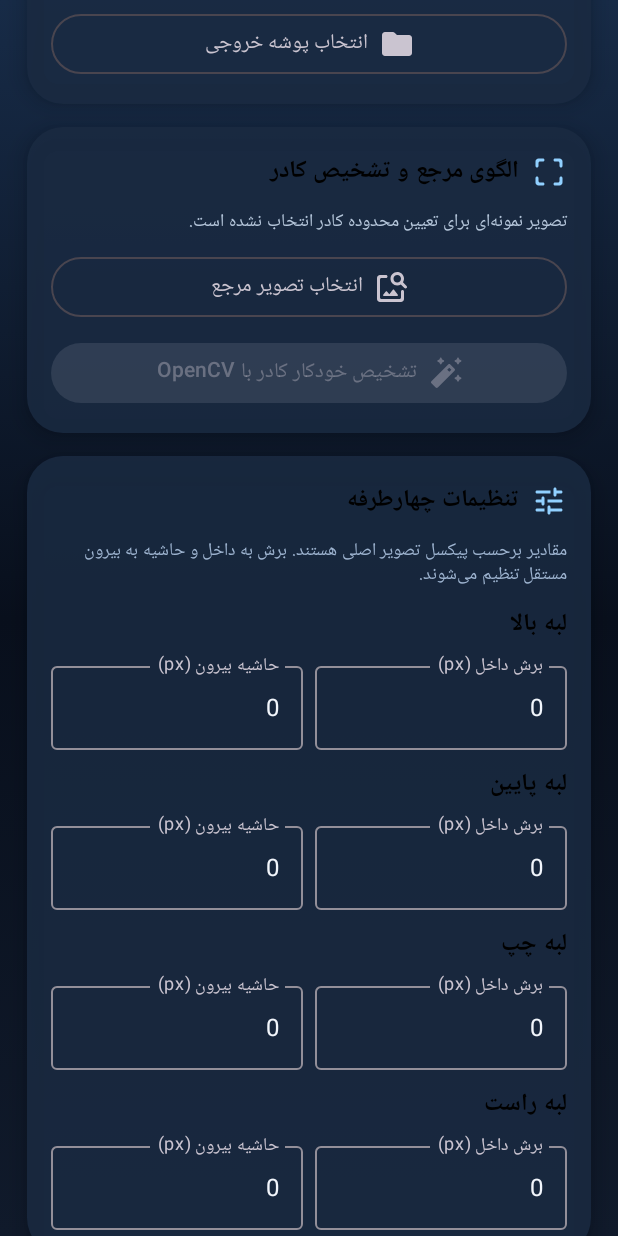
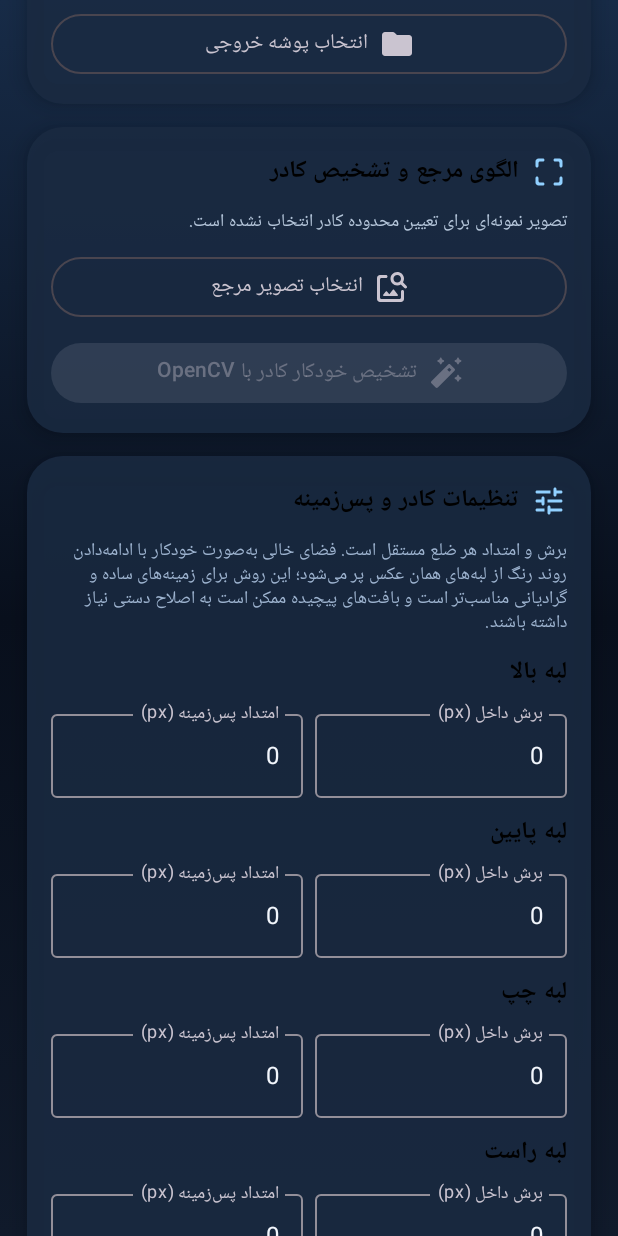
Before and after one commit to Ahmadreza82m/photo-fram-Stoudio, an Android app built with Jetpack Compose: the screen it shows after launch (MainActivity), scrolled down 576 dp, on a phone screen of 412 x 824 dp. Run offline under Robolectric (Android 15) with nearby library versions, the phone set to English and light mode, and no system bars.

Commit message:
Explain automatic background extension in editor

```diff
--- a/app/src/main/java/com/photoframe/studio/ui/PhotoFrameApp.kt
+++ b/app/src/main/java/com/photoframe/studio/ui/PhotoFrameApp.kt
@@ -159,8 +159,8 @@ fun PhotoFrameApp(vm: StudioViewModel = viewModel()) {
                     }
                     item {
                         GlassCard {
-                            SectionHeading("تنظیمات چهارطرفه", Icons.Rounded.Tune)
-                            Text("مقادیر برحسب پیکسل تصویر اصلی هستند. برش به داخل و حاشیه به بیرون مستقل تنظیم می‌شوند.", color = Color(0xFF9EB4D0), style = MaterialTheme.typography.bodySmall)
+                            SectionHeading("تنظیمات کادر و پس‌زمینه", Icons.Rounded.Tune)
+                            Text("برش و امتداد هر ضلع مستقل است. فضای خالی به‌صورت خودکار با ادامه‌دادن روند رنگ از لبه‌های همان عکس پر می‌شود؛ این روش برای زمینه‌های ساده و گرادیانی مناسب‌تر است و بافت‌های پیچیده ممکن است به اصلاح دستی نیاز داشته باشند.", color = Color(0xFF9EB4D0), style = MaterialTheme.typography.bodySmall)
                             EdgeEditor("لبه بالا", state.adjustments.top) { vm.updateAdjustments(state.adjustments.copy(top = it)) }
                             EdgeEditor("لبه پایین", state.adjustments.bottom) { vm.updateAdjustments(state.adjustments.copy(bottom = it)) }
                             EdgeEditor("لبه چپ", state.adjustments.left) { vm.updateAdjustments(state.adjustments.copy(left = it)) }
@@ -205,7 +205,7 @@ fun PhotoFrameApp(vm: StudioViewModel = viewModel()) {
                             Icon(Icons.Rounded.PlayArrow, null); Spacer(Modifier.width(8.dp)); Text("شروع پردازش گروهی", fontWeight = FontWeight.Bold)
                         }
                     }
-                    item { Text("PhotoFrame Studio  •  v0.3.0", color = Color(0xFF7186A3), style = MaterialTheme.typography.labelSmall) }
+                    item { Text("PhotoFrame Studio  •  v0.4.0", color = Color(0xFF7186A3), style = MaterialTheme.typography.labelSmall) }
                 }
             }
             pendingDeleteProject?.let { projectId ->
@@ -296,7 +296,7 @@ private fun EdgeEditor(title: String, value: EdgeRule, onChange: (EdgeRule) -> U
                 value = extend, onValueChange = { next ->
                     extend = next.filter(Char::isDigit).take(5)
                     onChange(value.copy(extendPx = extend.toIntOrNull() ?: 0, extendFraction = null))
-                }, modifier = Modifier.weight(1f), singleLine = true, label = { Text("حاشیه بیرون (px)") }
+                }, modifier = Modifier.weight(1f), singleLine = true, label = { Text("امتداد پس‌زمینه (px)") }
             )
         }
     }
```
